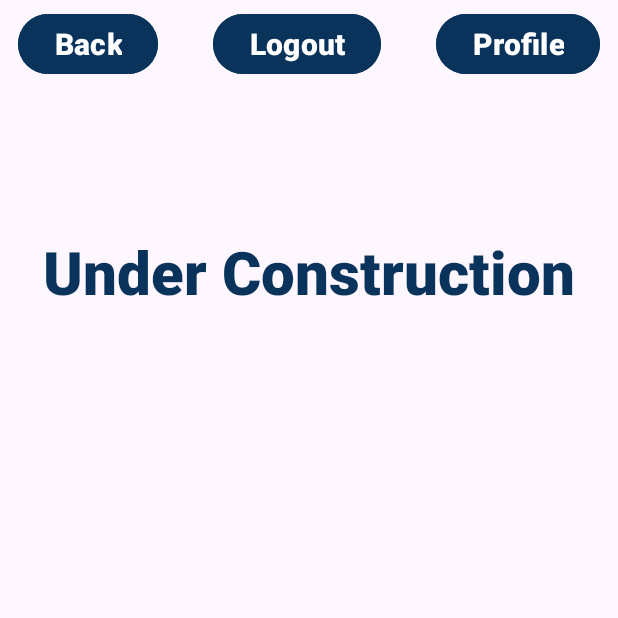
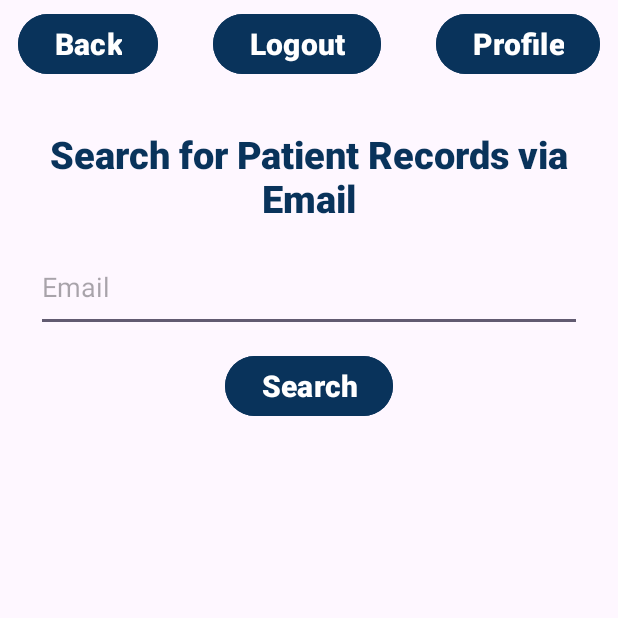
Before and after one commit to VirenRB1/ClinicFlow, an Android app: the StaffScreen screen opened directly, with no data from a screen before it, after a tap on "View Physicians", on a phone screen of 412 x 824 dp, the top half of it. Run offline under Robolectric (Android 15) with nearby library versions, the light colour scheme and no system bars.

Commit message:
All staff features work now.

```diff
--- a/app/src/main/java/com/example/clinicflow/presentation/NavigationExtras.java
+++ b/app/src/main/java/com/example/clinicflow/presentation/NavigationExtras.java
@@ -14,6 +14,7 @@ public final class NavigationExtras {
     public static final String DOCTOR_VIEW = "doctor_view";
     public static final String SEARCH_MODE = "search_mode";
     public static final String MODE_VIEW_PATIENT = "view_patient";
+    public static final String MODE_VIEW_DOCTOR = "view_doctor";
     public static final String MODE_DELETE_USER = "delete_user";
     public static final String MODE_BOOK_APPOINTMENT = "book_appointment";
     public static final String MODE_CANCEL_APPOINTMENT = "cancel_appointment";
--- a/app/src/main/java/com/example/clinicflow/presentation/sharedScreens/MySchedule.java
+++ b/app/src/main/java/com/example/clinicflow/presentation/sharedScreens/MySchedule.java
@@ -70,6 +70,7 @@ public class MySchedule extends AppCompatActivity {
     }
 
     private void setDayText(TextView textView, List<DoctorAvailability> availabilities) {
+        if (availabilities != null) {
             StringBuilder text = new StringBuilder();
 
             for (DoctorAvailability availability : availabilities) {
@@ -80,6 +81,9 @@ public class MySchedule extends AppCompatActivity {
             }
 
             textView.setText(text.toString().trim());
+        } else {
+            textView.setText(R.string.unavailable);
+        }
     }
 
     private void setViews() {
--- a/app/src/main/java/com/example/clinicflow/presentation/sharedScreens/SearchUserCard.java
+++ b/app/src/main/java/com/example/clinicflow/presentation/sharedScreens/SearchUserCard.java
@@ -17,6 +17,7 @@ import com.example.clinicflow.application.ClinicFlowApp;
 import com.example.clinicflow.R;
 import com.example.clinicflow.business.creation.ObjectCreation;
 import com.example.clinicflow.business.services.LookupService;
+import com.example.clinicflow.models.Doctor;
 import com.example.clinicflow.models.Patient;
 import com.example.clinicflow.models.Users;
 import com.example.clinicflow.presentation.BasicBinds;
@@ -26,7 +27,7 @@ import com.google.android.material.card.MaterialCardView;
 
 public class SearchUserCard extends AppCompatActivity {
 
-    private MaterialCardView patientCard;
+    private MaterialCardView card;
     private BasicBinds binds;
     private Button search;
     private Button actionButton;
@@ -38,6 +39,14 @@ public class SearchUserCard extends AppCompatActivity {
     private TextView healthCard;
     private TextView phone;
 
+    private TextView specialization;
+    private TextView licenseNum;
+
+    private TextView searchTitle;
+    private View healthCardLabel;
+    private View phoneLabel;
+    private View specializationLabel;
+    private View licenseLabel;
     private String userEmail;
     private String searchMode;
     private LookupService lookupService;
@@ -72,8 +81,16 @@ public class SearchUserCard extends AppCompatActivity {
             case NavigationExtras.MODE_DELETE_USER -> delete();
             case NavigationExtras.MODE_BOOK_APPOINTMENT -> bookAppointment();
             case NavigationExtras.MODE_CANCEL_APPOINTMENT -> cancelAppointment();
+            case NavigationExtras.MODE_VIEW_DOCTOR -> viewDoctor();
             default -> viewRecords();
         }
+    }
+
+    private void viewDoctor() {
+        Intent intent = new Intent(this, MySchedule.class);
+        intent.putExtra(NavigationExtras.EXTRA_USER_EMAIL, userEmail);
+        intent.putExtra(NavigationExtras.EXTRA_DOCTOR_EMAIL, email.getText().toString());
+        startActivity(intent);
     }
 
     private void cancelAppointment() {
@@ -126,6 +143,15 @@ public class SearchUserCard extends AppCompatActivity {
             } else {
                 setUser(user);
             }
+        } else if (searchMode.equals(NavigationExtras.MODE_VIEW_DOCTOR)) {
+            Doctor doctor = lookupService.findDoctorByEmail(enteredEmail);
+
+            if (doctor == null) {
+                Toast.makeText(this, "No Such Doctor", Toast.LENGTH_LONG).show();
+                hide();
+            } else {
+                setDoctor(doctor);
+            }
         } else {
             Patient patient = lookupService.findPatientByEmail(enteredEmail);
             if (patient == null) {
@@ -135,6 +161,16 @@ public class SearchUserCard extends AppCompatActivity {
                 setPatient(patient);
             }
         }
+    }
+
+    private void setDoctor(Doctor doctor) {
+        email.setText(doctor.getEmail());
+        name.setText(doctor.getFullName());
+        gender.setText(doctor.getGender());
+        age.setText(String.valueOf(doctor.getAge()));
+        specialization.setText(String.valueOf(doctor.getSpecialization()));
+        licenseNum.setText(doctor.getLicenseNumber());
+        show();
     }
 
     private void setUser(Users user) {
@@ -156,50 +192,111 @@ public class SearchUserCard extends AppCompatActivity {
     }
 
     private void show() {
-        patientCard.setVisibility(View.VISIBLE);
+        card.setVisibility(View.VISIBLE);
         actionButton.setVisibility(View.VISIBLE);
     }
 
     private void hide() {
-        patientCard.setVisibility(View.GONE);
+        card.setVisibility(View.GONE);
         actionButton.setVisibility(View.GONE);
     }
 
     private void setViews() {
-        patientCard = findViewById(R.id.patientCard);
+        bindViews();
+        configureScreenForMode();
+    }
+
+    private void bindViews() {
+        card = findViewById(R.id.patientCard);
         actionButton = findViewById(R.id.actionButton);
         search = findViewById(R.id.searchButton);
         binds = setBasicBinds(this);
+
         email = findViewById(R.id.emailActual);
         name = findViewById(R.id.nameActual);
         gender = findViewById(R.id.genderActual);
         age = findViewById(R.id.ageActual);
         healthCard = findViewById(R.id.healthCardActual);
         phone = findViewById(R.id.phoneActual);
+        specialization = findViewById(R.id.specializationActual);
+        licenseNum = findViewById(R.id.licenseActual);
+
         emailAddress = findViewById(R.id.editTextEmailAddress);
+        searchTitle = findViewById(R.id.searchSectionTitle);
 
-        TextView searchTitle = findViewById(R.id.searchSectionTitle);
+        healthCardLabel = findViewById(R.id.healthCard);
+        phoneLabel = findViewById(R.id.phone);
+        specializationLabel = findViewById(R.id.specialization);
+        licenseLabel = findViewById(R.id.license);
+    }
+
+    private void configureScreenForMode() {
+        hidePatientFields();
+        hideDoctorFields();
+
         switch (searchMode) {
-            case NavigationExtras.MODE_DELETE_USER -> {
+            case NavigationExtras.MODE_DELETE_USER -> configureDeleteMode();
+            case NavigationExtras.MODE_BOOK_APPOINTMENT -> configureBookAppointmentMode();
+            case NavigationExtras.MODE_CANCEL_APPOINTMENT -> configureCancelAppointmentMode();
+            case NavigationExtras.MODE_VIEW_DOCTOR -> configureViewDoctorMode();
+            default -> configureViewPatientMode();
+        }
+    }
+
+    private void configureDeleteMode() {
         searchTitle.setText(R.string.search_by_email_user);
         actionButton.setText(R.string.delete);
+    }
+
+    private void configureBookAppointmentMode() {
+        searchTitle.setText(R.string.search_for_book);
+        actionButton.setText(R.string.book);
+        showPatientFields();
+    }
+
+    private void configureCancelAppointmentMode() {
+        searchTitle.setText(R.string.search_for_cancel);
+        actionButton.setText(R.string.cancelApt);
+        showPatientFields();
+    }
+
+    private void configureViewDoctorMode() {
+        searchTitle.setText(R.string.search_by_email);
+        actionButton.setText(R.string.viewSchedule);
+        showDoctorFields();
+    }
+
+    private void configureViewPatientMode() {
+        searchTitle.setText(R.string.search_by_email);
+        actionButton.setText(R.string.view_recs);
+        showPatientFields();
+    }
+
+    private void hidePatientFields() {
         healthCard.setVisibility(View.GONE);
         phone.setVisibility(View.GONE);
-                findViewById(R.id.healthCard).setVisibility(View.GONE);
-                findViewById(R.id.phone).setVisibility(View.GONE);
+        healthCardLabel.setVisibility(View.GONE);
+        phoneLabel.setVisibility(View.GONE);
     }
-            case NavigationExtras.MODE_BOOK_APPOINTMENT -> {
-                searchTitle.setText(R.string.search_by_email);
-                actionButton.setText(R.string.book);
+
+    private void showPatientFields() {
+        healthCard.setVisibility(View.VISIBLE);
+        phone.setVisibility(View.VISIBLE);
+        healthCardLabel.setVisibility(View.VISIBLE);
+        phoneLabel.setVisibility(View.VISIBLE);
     }
-            case NavigationExtras.MODE_CANCEL_APPOINTMENT -> {
-                searchTitle.setText(R.string.search_by_email);
-                actionButton.setText(R.string.cancelApt);
+
+    private void hideDoctorFields() {
+        specialization.setVisibility(View.GONE);
+        licenseNum.setVisibility(View.GONE);
+        specializationLabel.setVisibility(View.GONE);
+        licenseLabel.setVisibility(View.GONE);
     }
-            default -> {
-                searchTitle.setText(R.string.search_by_email);
-                actionButton.setText(R.string.view_recs);
+
+    private void showDoctorFields() {
+        specialization.setVisibility(View.VISIBLE);
+        licenseNum.setVisibility(View.VISIBLE);
+        specializationLabel.setVisibility(View.VISIBLE);
+        licenseLabel.setVisibility(View.VISIBLE);
     }
 }
-    }
-}
--- a/app/src/main/java/com/example/clinicflow/presentation/staffScreens/StaffScreen.java
+++ b/app/src/main/java/com/example/clinicflow/presentation/staffScreens/StaffScreen.java
@@ -2,6 +2,7 @@ package com.example.clinicflow.presentation.staffScreens;
 
 import static com.example.clinicflow.presentation.Navigation.navigateToSearchCard;
 import static com.example.clinicflow.presentation.Navigation.navigateWithUserEmail;
+import static com.example.clinicflow.presentation.NavigationExtras.MODE_VIEW_DOCTOR;
 import static com.example.clinicflow.presentation.NavigationExtras.MODE_VIEW_PATIENT;
 
 import android.os.Bundle;
@@ -38,7 +39,7 @@ public class StaffScreen extends AppCompatActivity {
     private void setEvents(String email) {
         manage.setOnClickListener(v -> navigateWithUserEmail(this, ManageAppointments.class, email));
         viewPatients.setOnClickListener(v -> navigateToSearchCard(this, email, MODE_VIEW_PATIENT));
-        viewDocs.setOnClickListener(v -> navigateWithUserEmail(this, ViewDoctors.class, email));
+        viewDocs.setOnClickListener(v -> navigateToSearchCard(this, email, MODE_VIEW_DOCTOR));
     }
 
     private void setViews() {
--- a/app/src/main/res/layout/search_card.xml
+++ b/app/src/main/res/layout/search_card.xml
@@ -177,6 +177,45 @@
                 app:layout_constraintStart_toEndOf="@id/phone"
                 tools:text="@string/default_phone" />
 
+            <TextView
+                android:id="@+id/license"
+                android:layout_width="wrap_content"
+                android:layout_height="wrap_content"
+                android:layout_marginTop="10dp"
+                android:text="@string/license_label"
+                android:textStyle="bold"
+                app:layout_constraintStart_toStartOf="parent"
+                app:layout_constraintTop_toBottomOf="@id/age" />
+
+            <TextView
+                android:id="@+id/licenseActual"
+                android:layout_width="0dp"
+                android:layout_height="wrap_content"
+                android:layout_marginStart="8dp"
+                app:layout_constraintBaseline_toBaselineOf="@id/license"
+                app:layout_constraintEnd_toEndOf="parent"
+                app:layout_constraintStart_toEndOf="@id/license"
+                tools:text="@string/default_phone" />
+            <TextView
+                android:id="@+id/specialization"
+                android:layout_width="wrap_content"
+                android:layout_height="wrap_content"
+                android:layout_marginTop="10dp"
+                android:text="@string/specialization_label"
+                android:textStyle="bold"
+                app:layout_constraintStart_toStartOf="parent"
+                app:layout_constraintTop_toBottomOf="@id/license" />
+
+            <TextView
+                android:id="@+id/specializationActual"
+                android:layout_width="0dp"
+                android:layout_height="wrap_content"
+                android:layout_marginStart="8dp"
+                app:layout_constraintBaseline_toBaselineOf="@id/specialization"
+                app:layout_constraintEnd_toEndOf="parent"
+                app:layout_constraintStart_toEndOf="@id/specialization"
+                tools:text="@string/specialization_hint" />
+
         </androidx.constraintlayout.widget.ConstraintLayout>
     </com.google.android.material.card.MaterialCardView>
 
--- a/app/src/main/res/values/strings.xml
+++ b/app/src/main/res/values/strings.xml
@@ -113,4 +113,9 @@
     <string name="click">To show this is clickable</string>
     <string name="appointment_date_time">%1$s | %2$s - %3$s</string>
     <string name="time_slot_range">%1$s - %2$s</string>
+    <string name="viewSchedule">View Schedule</string>
+    <string name="search_for_book">Search for Patient to Book Appointment</string>
+    <string name="search_for_cancel">Search for Patient to Cancel Appointment</string>
+    <string name="license_label">License #:</string>
+    <string name="specialization_label">Specialization:</string>
 </resources>
```
Also changed, not shown: 1 other file. Lines whose indentation alone changed are shown as unchanged.
